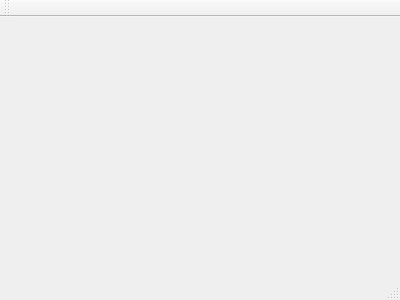
Before: the Qt Designer form GUI/mainwindow.ui in jpvanhal/Social-Sports, drawn with Qt 5.
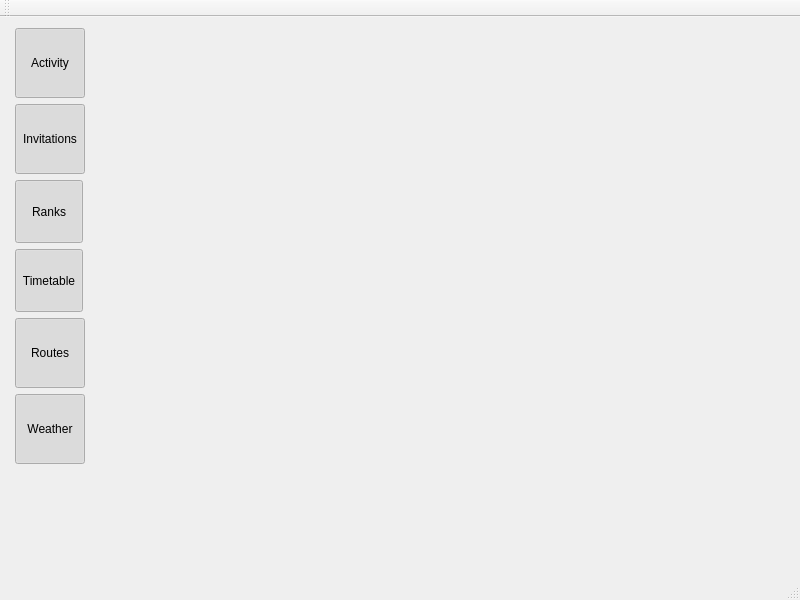
After: the same form once the commit is applied.

Commit message: mainwindow modifications,, the left menus added

Patch:
```diff
--- a/GUI/mainwindow.ui
+++ b/GUI/mainwindow.ui
@@ -1,24 +1,232 @@
 <ui version="4.0">
  <class>MainWindow</class>
- <widget class="QMainWindow" name="MainWindow" >
-  <property name="geometry" >
+ <widget class="QMainWindow" name="MainWindow">
+  <property name="enabled">
+   <bool>true</bool>
+  </property>
+  <property name="geometry">
    <rect>
     <x>0</x>
     <y>0</y>
-    <width>400</width>
-    <height>300</height>
+    <width>800</width>
+    <height>600</height>
    </rect>
   </property>
   <property name="windowTitle" >
    <string>MainWindow</string>
   </property>
-  <widget class="QMenuBar" name="menuBar" />
-  <widget class="QToolBar" name="mainToolBar" />
-  <widget class="QWidget" name="centralWidget" />
-  <widget class="QStatusBar" name="statusBar" />
+  <property name="toolTip">
+   <string/>
+  </property>
+  <widget class="QWidget" name="centralWidget">
+   <widget class="QWidget" name="verticalWidget" native="true">
+    <property name="geometry">
+     <rect>
+      <x>4</x>
+      <y>0</y>
+      <width>90</width>
+      <height>458</height>
+     </rect>
+    </property>
+    <property name="sizePolicy">
+     <sizepolicy hsizetype="Preferred" vsizetype="Maximum">
+      <horstretch>0</horstretch>
+      <verstretch>0</verstretch>
+     </sizepolicy>
+    </property>
+    <layout class="QVBoxLayout" name="verticalLayout">
+     <item>
+      <widget class="QToolButton" name="toolButton">
+       <property name="sizePolicy">
+        <sizepolicy hsizetype="Expanding" vsizetype="Expanding">
+         <horstretch>0</horstretch>
+         <verstretch>0</verstretch>
+        </sizepolicy>
+       </property>
+       <property name="minimumSize">
+        <size>
+         <width>70</width>
+         <height>70</height>
+        </size>
+       </property>
+       <property name="autoFillBackground">
+        <bool>false</bool>
+       </property>
+       <property name="text">
+        <string>Activity</string>
+       </property>
+       <property name="checkable">
+        <bool>true</bool>
+       </property>
+       <property name="checked">
+        <bool>true</bool>
+       </property>
+      </widget>
+     </item>
+     <item>
+      <widget class="QToolButton" name="toolButton_6">
+       <property name="sizePolicy">
+        <sizepolicy hsizetype="Expanding" vsizetype="Expanding">
+         <horstretch>0</horstretch>
+         <verstretch>0</verstretch>
+        </sizepolicy>
+       </property>
+       <property name="minimumSize">
+        <size>
+         <width>70</width>
+         <height>70</height>
+        </size>
+       </property>
+       <property name="autoFillBackground">
+        <bool>false</bool>
+       </property>
+       <property name="text">
+        <string>Invitations</string>
+       </property>
+       <property name="checkable">
+        <bool>true</bool>
+       </property>
+       <property name="checked">
+        <bool>true</bool>
+       </property>
+      </widget>
+     </item>
+     <item>
+      <widget class="QToolButton" name="toolButton_4">
+       <property name="sizePolicy">
+        <sizepolicy hsizetype="Expanding" vsizetype="Expanding">
+         <horstretch>0</horstretch>
+         <verstretch>0</verstretch>
+        </sizepolicy>
+       </property>
+       <property name="minimumSize">
+        <size>
+         <width>60</width>
+         <height>60</height>
+        </size>
+       </property>
+       <property name="autoFillBackground">
+        <bool>false</bool>
+       </property>
+       <property name="text">
+        <string>Ranks</string>
+       </property>
+       <property name="checkable">
+        <bool>true</bool>
+       </property>
+       <property name="checked">
+        <bool>true</bool>
+       </property>
+      </widget>
+     </item>
+     <item>
+      <widget class="QToolButton" name="toolButton_5">
+       <property name="sizePolicy">
+        <sizepolicy hsizetype="Expanding" vsizetype="Expanding">
+         <horstretch>0</horstretch>
+         <verstretch>0</verstretch>
+        </sizepolicy>
+       </property>
+       <property name="minimumSize">
+        <size>
+         <width>60</width>
+         <height>60</height>
+        </size>
+       </property>
+       <property name="autoFillBackground">
+        <bool>false</bool>
+       </property>
+       <property name="text">
+        <string>Timetable</string>
+       </property>
+       <property name="checkable">
+        <bool>true</bool>
+       </property>
+       <property name="checked">
+        <bool>true</bool>
+       </property>
+      </widget>
+     </item>
+     <item>
+      <widget class="QToolButton" name="toolButton_3">
+       <property name="sizePolicy">
+        <sizepolicy hsizetype="Expanding" vsizetype="Expanding">
+         <horstretch>0</horstretch>
+         <verstretch>0</verstretch>
+        </sizepolicy>
+       </property>
+       <property name="minimumSize">
+        <size>
+         <width>70</width>
+         <height>70</height>
+        </size>
+       </property>
+       <property name="autoFillBackground">
+        <bool>false</bool>
+       </property>
+       <property name="text">
+        <string>Routes</string>
+       </property>
+       <property name="checkable">
+        <bool>true</bool>
+       </property>
+       <property name="checked">
+        <bool>true</bool>
+       </property>
+      </widget>
+     </item>
+     <item>
+      <widget class="QToolButton" name="toolButton_2">
+       <property name="sizePolicy">
+        <sizepolicy hsizetype="Expanding" vsizetype="Expanding">
+         <horstretch>0</horstretch>
+         <verstretch>0</verstretch>
+        </sizepolicy>
+       </property>
+       <property name="minimumSize">
+        <size>
+         <width>70</width>
+         <height>70</height>
+        </size>
+       </property>
+       <property name="autoFillBackground">
+        <bool>false</bool>
+       </property>
+       <property name="text">
+        <string>Weather</string>
+       </property>
+       <property name="checkable">
+        <bool>true</bool>
+       </property>
+       <property name="checked">
+        <bool>true</bool>
+       </property>
+      </widget>
+     </item>
+    </layout>
+   </widget>
+  </widget>
+  <widget class="QMenuBar" name="menuBar">
+   <property name="geometry">
+    <rect>
+     <x>0</x>
+     <y>0</y>
+     <width>800</width>
+     <height>22</height>
+    </rect>
+   </property>
+  </widget>
+  <widget class="QToolBar" name="mainToolBar">
+   <attribute name="toolBarArea">
+    <enum>TopToolBarArea</enum>
+   </attribute>
+   <attribute name="toolBarBreak">
+    <bool>false</bool>
+   </attribute>
+  </widget>
+  <widget class="QStatusBar" name="statusBar"/>
  </widget>
- <layoutDefault spacing="6" margin="11" />
- <pixmapfunction></pixmapfunction>
+ <layoutdefault spacing="6" margin="11"/>
  <resources/>
  <connections/>
 </ui>
```
Left out of the diff: 6 changed lines with no effect on the pictures.
